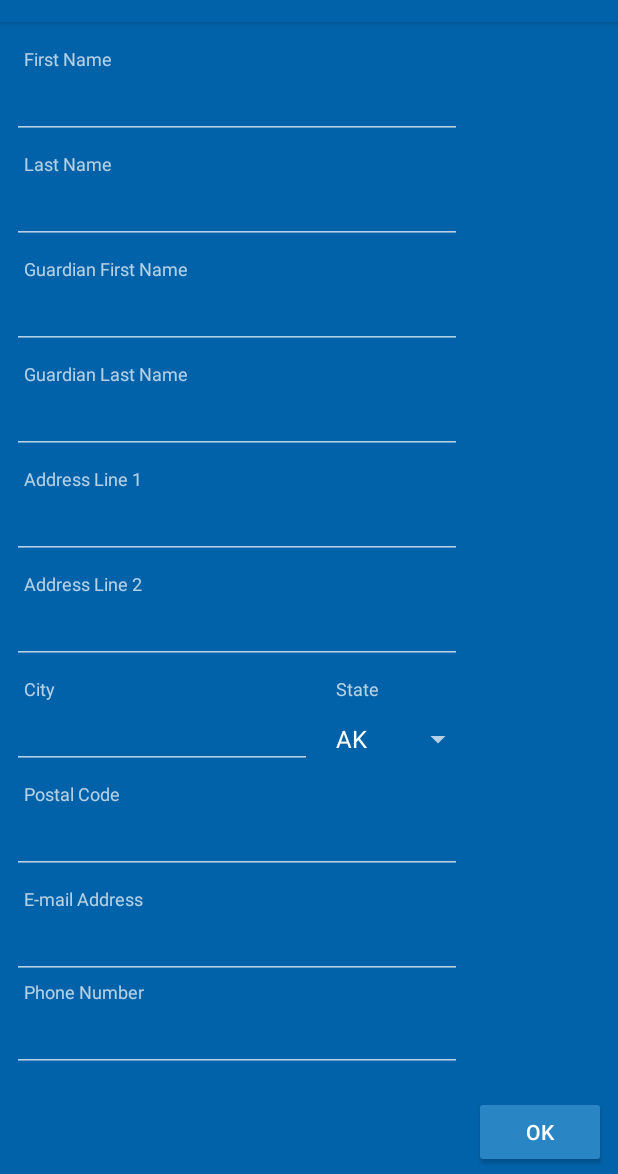
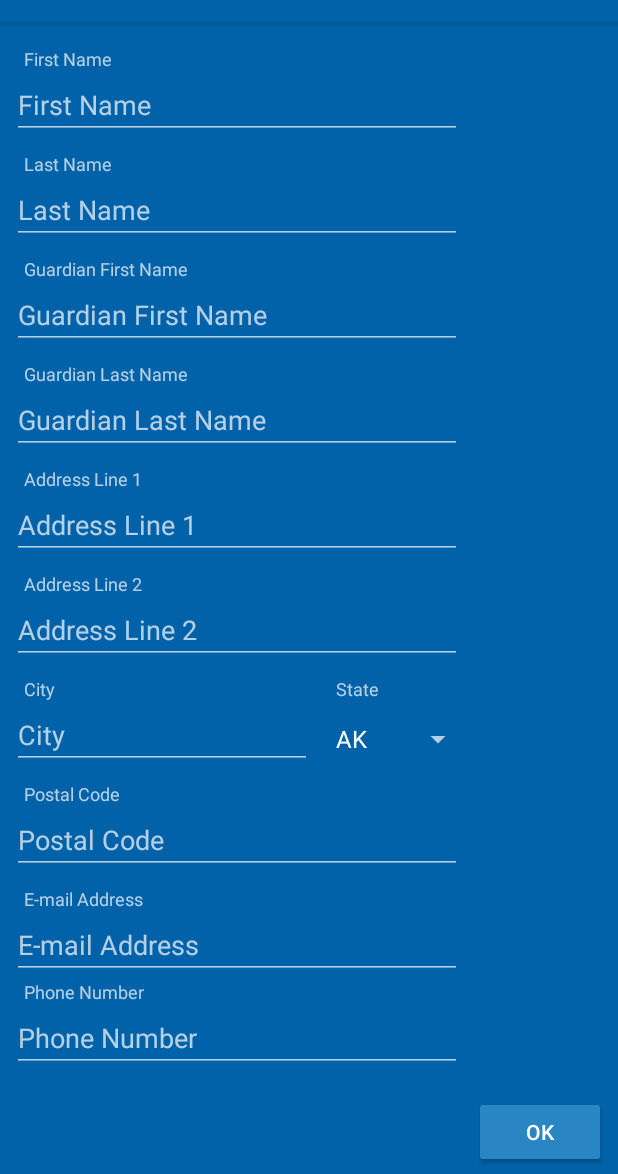
Before and after one commit to aworldnervelink/schuss, an Android app: the fragment EditPersonFragment shown on its own in the app's theme, on a phone screen of 412 x 824 dp, the part 62-1236 px from its top. Run offline under Robolectric (Android 15) with nearby library versions, the phone set to English and light mode, and no system bars; our stand-ins replace ButterKnife; libraries missing offline, so code that uses them is left out: com.mobsandgeeks.saripaar, org.slf4j; 2 statements that could not run were skipped.

Commit message:
Made UI improvements.

```diff
--- a/app/build.gradle
+++ b/app/build.gradle
@@ -8,7 +8,7 @@ android {
         applicationId "com.appropel.schuss"
         minSdkVersion 23
         targetSdkVersion 27
-        versionCode 2
+        versionCode 6
         versionName "1.0-Beta"
         buildConfigField "long", "TIMESTAMP", System.currentTimeMillis() + "L"
         testInstrumentationRunner "android.support.test.runner.AndroidJUnitRunner"
@@ -108,7 +108,7 @@ dependencies {
     implementation 'org.apache.commons:commons-lang3:3.8.1'
 
     // Calligraphy font library
-    compile 'uk.co.chrisjenx:calligraphy:2.2.0'
+    implementation 'uk.co.chrisjenx:calligraphy:2.2.0'
 
     // Google Advertising
     // TODO: Version is out of date, updating causes app to crash, app ID needs to be added
--- a/app/src/main/res/layout/person.xml
+++ b/app/src/main/res/layout/person.xml
@@ -136,6 +136,7 @@
             android:layout_height="wrap_content"
             android:layout_marginStart="8dp"
             android:ems="10"
+            android:hint="@string/first_name"
             android:inputType="textPersonName"
             app:layout_constraintStart_toStartOf="parent"
             app:layout_constraintTop_toBottomOf="@+id/textView4"/>
@@ -156,6 +157,7 @@
             android:layout_width="300dp"
             android:layout_height="wrap_content"
             android:ems="10"
+            android:hint="@string/last_name"
             android:inputType="textPersonName"
             android:textSize="18sp"
             app:layout_constraintStart_toStartOf="@+id/first_name"
@@ -179,6 +181,7 @@
             android:layout_height="wrap_content"
             android:layout_marginStart="8dp"
             android:ems="10"
+            android:hint="@string/guardian_first_name"
             android:inputType="textPersonName"
             app:layout_constraintStart_toStartOf="parent"
             app:layout_constraintTop_toBottomOf="@+id/textView6"/>
@@ -200,6 +203,7 @@
             android:layout_height="wrap_content"
             android:layout_marginStart="8dp"
             android:ems="10"
+            android:hint="@string/guardian_last_name"
             android:inputType="textPersonName"
             app:layout_constraintStart_toStartOf="parent"
             app:layout_constraintTop_toBottomOf="@+id/textView8"/>
@@ -221,6 +225,7 @@
             android:layout_height="wrap_content"
             android:layout_marginStart="8dp"
             android:ems="10"
+            android:hint="@string/email_address"
             android:inputType="textEmailAddress"
             app:layout_constraintStart_toStartOf="parent"
             app:layout_constraintTop_toBottomOf="@+id/textView2"/>
@@ -241,6 +246,7 @@
             android:layout_height="wrap_content"
             android:layout_marginStart="8dp"
             android:ems="10"
+            android:hint="@string/phone_number"
             android:inputType="phone"
             app:layout_constraintStart_toStartOf="parent"
             app:layout_constraintTop_toBottomOf="@+id/textView9"/>
@@ -272,6 +278,7 @@
             android:layout_height="wrap_content"
             android:layout_marginStart="8dp"
             android:ems="10"
+            android:hint="@string/address_line_1"
             android:inputType="textPostalAddress"
             app:layout_constraintStart_toStartOf="parent"
             app:layout_constraintTop_toBottomOf="@+id/textView7"/>
@@ -293,6 +300,7 @@
             android:layout_height="wrap_content"
             android:layout_marginStart="8dp"
             android:ems="10"
+            android:hint="@string/address_line_2"
             android:inputType="textPostalAddress"
             app:layout_constraintStart_toStartOf="parent"
             app:layout_constraintTop_toBottomOf="@+id/textView10"/>
@@ -314,6 +322,7 @@
             android:layout_height="wrap_content"
             android:layout_marginStart="8dp"
             android:ems="10"
+            android:hint="@string/city"
             android:inputType="textPersonName"
             app:layout_constraintStart_toStartOf="parent"
             app:layout_constraintTop_toBottomOf="@+id/textView11"/>
@@ -355,6 +364,7 @@
             android:layout_height="wrap_content"
             android:layout_marginStart="8dp"
             android:ems="10"
+            android:hint="@string/postal_code"
             android:inputType="text|textPersonName"
             app:layout_constraintStart_toStartOf="parent"
             app:layout_constraintTop_toBottomOf="@+id/textView13"/>
--- a/model/src/main/java/com/appropel/schuss/model/read/RentalProvider.java
+++ b/model/src/main/java/com/appropel/schuss/model/read/RentalProvider.java
@@ -4,9 +4,11 @@ import com.fasterxml.jackson.databind.annotation.JsonDeserialize;
 
 import org.immutables.value.Value;
 
+import java.io.Serializable;
+
 @Value.Immutable
 @JsonDeserialize(builder = ImmutableRentalProvider.Builder.class)
-public interface RentalProvider
+public interface RentalProvider extends Serializable
 {
     /**
      * Returns the identifier.
--- a/model/src/main/java/com/appropel/schuss/model/read/Request.java
+++ b/model/src/main/java/com/appropel/schuss/model/read/Request.java
@@ -69,6 +69,7 @@ public interface Request extends Serializable
                 .rentalProvider(rentalProvider)
                 .profiles(profiles)
                 .arrivalTime(arrivalTime)
+                .status(Status.OPEN)
                 .build();
     }
 
--- a/model/src/main/java/com/appropel/schuss/model/read/User.java
+++ b/model/src/main/java/com/appropel/schuss/model/read/User.java
@@ -86,5 +86,6 @@ public interface User extends Serializable
      * Returns the user token associated with this account.
      * @return user token
      */
+    @Nullable
     String getToken();
 }
```
Also changed, not shown: app/src/main/java/com/appropel/schuss/view/fragment/HomeFragment.java (+28 -3 lines), app/src/main/res/layout/employee_home.xml (+6 -1 lines), app/src/main/res/layout/home.xml (+7 -0 lines), 1 other file.
